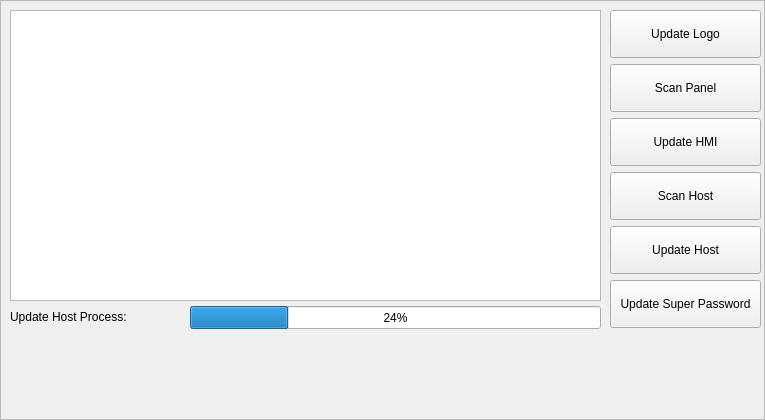
First picture: the form in hcmaintains/icupdatesystempage.ui, repository dongdong-2009/3-5AxisRobot, before the edit.
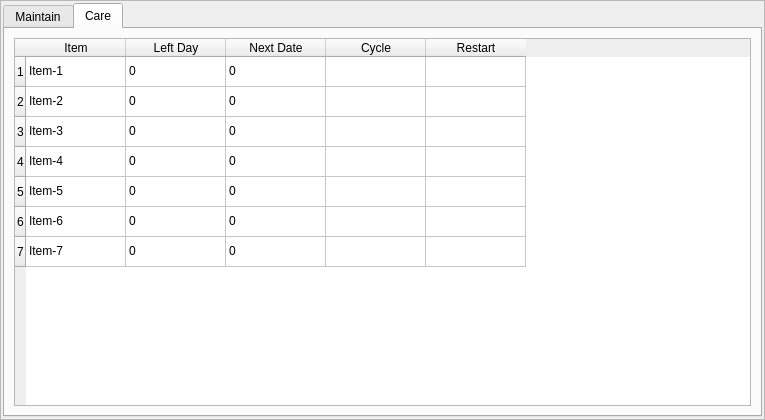
Second picture: the form after the edit. The open tabs and pages were chosen to show the change. Custom widgets are drawn as their Qt base class.

The edit to the form file:
```diff
--- a/hcmaintains/icupdatesystempage.ui
+++ b/hcmaintains/icupdatesystempage.ui
@@ -33,11 +33,33 @@
   <property name="frameShadow">
    <enum>QFrame::Raised</enum>
   </property>
+  <layout class="QVBoxLayout" name="verticalLayout_2">
+   <property name="leftMargin">
+    <number>2</number>
+   </property>
+   <property name="topMargin">
+    <number>2</number>
+   </property>
+   <property name="rightMargin">
+    <number>2</number>
+   </property>
+   <property name="bottomMargin">
+    <number>2</number>
+   </property>
+   <item>
+    <widget class="QTabWidget" name="tabWidget">
+     <property name="currentIndex">
+      <number>0</number>
+     </property>
+     <widget class="QWidget" name="tab">
+      <attribute name="title">
+       <string>Maintain</string>
+      </attribute>
   <widget class="ICTableView" name="packetTable">
    <property name="geometry">
     <rect>
-     <x>10</x>
-     <y>10</y>
+         <x>2</x>
+         <y>3</y>
      <width>591</width>
      <height>291</height>
     </rect>
@@ -52,8 +74,8 @@
   <widget class="QWidget" name="layoutWidget">
    <property name="geometry">
     <rect>
-     <x>610</x>
-     <y>10</y>
+         <x>602</x>
+         <y>3</y>
      <width>151</width>
      <height>320</height>
     </rect>
@@ -184,8 +206,8 @@
   <widget class="QLabel" name="label">
    <property name="geometry">
     <rect>
-     <x>10</x>
-     <y>307</y>
+         <x>2</x>
+         <y>300</y>
      <width>129</width>
      <height>20</height>
     </rect>
@@ -197,8 +219,8 @@
   <widget class="QProgressBar" name="copyFilesProgressBar">
    <property name="geometry">
     <rect>
-     <x>190</x>
-     <y>306</y>
+         <x>182</x>
+         <y>299</y>
      <width>411</width>
      <height>23</height>
     </rect>
@@ -207,19 +229,189 @@
     <number>24</number>
    </property>
   </widget>
-  <widget class="QLabel" name="statusLabel">
-   <property name="geometry">
-    <rect>
-     <x>148</x>
-     <y>307</y>
-     <width>31</width>
-     <height>20</height>
-    </rect>
-   </property>
+     </widget>
+     <widget class="QWidget" name="tab_2">
+      <attribute name="title">
+       <string>Care</string>
+      </attribute>
+      <layout class="QVBoxLayout" name="verticalLayout_3">
+       <item>
+        <widget class="QTableWidget" name="careTable">
+         <property name="editTriggers">
+          <set>QAbstractItemView::NoEditTriggers</set>
+         </property>
+         <row>
    <property name="text">
-    <string/>
-   </property>
-  </widget>
+           <string>1</string>
+          </property>
+         </row>
+         <row>
+          <property name="text">
+           <string>2</string>
+          </property>
+         </row>
+         <row>
+          <property name="text">
+           <string>3</string>
+          </property>
+         </row>
+         <row>
+          <property name="text">
+           <string>4</string>
+          </property>
+         </row>
+         <row>
+          <property name="text">
+           <string>5</string>
+          </property>
+         </row>
+         <row>
+          <property name="text">
+           <string>6</string>
+          </property>
+         </row>
+         <row>
+          <property name="text">
+           <string>7</string>
+          </property>
+         </row>
+         <column>
+          <property name="text">
+           <string>Item</string>
+          </property>
+         </column>
+         <column>
+          <property name="text">
+           <string>Left Day</string>
+          </property>
+         </column>
+         <column>
+          <property name="text">
+           <string>Next Date</string>
+          </property>
+         </column>
+         <column>
+          <property name="text">
+           <string>Cycle</string>
+          </property>
+         </column>
+         <column>
+          <property name="text">
+           <string>Restart</string>
+          </property>
+         </column>
+         <item row="0" column="0">
+          <property name="text">
+           <string>Item-1</string>
+          </property>
+         </item>
+         <item row="0" column="1">
+          <property name="text">
+           <string notr="true">0</string>
+          </property>
+         </item>
+         <item row="0" column="2">
+          <property name="text">
+           <string notr="true">0</string>
+          </property>
+         </item>
+         <item row="1" column="0">
+          <property name="text">
+           <string>Item-2</string>
+          </property>
+         </item>
+         <item row="1" column="1">
+          <property name="text">
+           <string notr="true">0</string>
+          </property>
+         </item>
+         <item row="1" column="2">
+          <property name="text">
+           <string notr="true">0</string>
+          </property>
+         </item>
+         <item row="2" column="0">
+          <property name="text">
+           <string>Item-3</string>
+          </property>
+         </item>
+         <item row="2" column="1">
+          <property name="text">
+           <string notr="true">0</string>
+          </property>
+         </item>
+         <item row="2" column="2">
+          <property name="text">
+           <string notr="true">0</string>
+          </property>
+         </item>
+         <item row="3" column="0">
+          <property name="text">
+           <string>Item-4</string>
+          </property>
+         </item>
+         <item row="3" column="1">
+          <property name="text">
+           <string notr="true">0</string>
+          </property>
+         </item>
+         <item row="3" column="2">
+          <property name="text">
+           <string notr="true">0</string>
+          </property>
+         </item>
+         <item row="4" column="0">
+          <property name="text">
+           <string>Item-5</string>
+          </property>
+         </item>
+         <item row="4" column="1">
+          <property name="text">
+           <string notr="true">0</string>
+          </property>
+         </item>
+         <item row="4" column="2">
+          <property name="text">
+           <string notr="true">0</string>
+          </property>
+         </item>
+         <item row="5" column="0">
+          <property name="text">
+           <string>Item-6</string>
+          </property>
+         </item>
+         <item row="5" column="1">
+          <property name="text">
+           <string notr="true">0</string>
+          </property>
+         </item>
+         <item row="5" column="2">
+          <property name="text">
+           <string notr="true">0</string>
+          </property>
+         </item>
+         <item row="6" column="0">
+          <property name="text">
+           <string>Item-7</string>
+          </property>
+         </item>
+         <item row="6" column="1">
+          <property name="text">
+           <string notr="true">0</string>
+          </property>
+         </item>
+         <item row="6" column="2">
+          <property name="text">
+           <string notr="true">0</string>
+          </property>
+         </item>
+        </widget>
+       </item>
+      </layout>
+     </widget>
+    </widget>
+   </item>
+  </layout>
  </widget>
  <customwidgets>
   <customwidget>
```
Left out of the diff: 13 changed lines with no effect on the pictures. Lines whose indentation alone changed are shown as unchanged.
